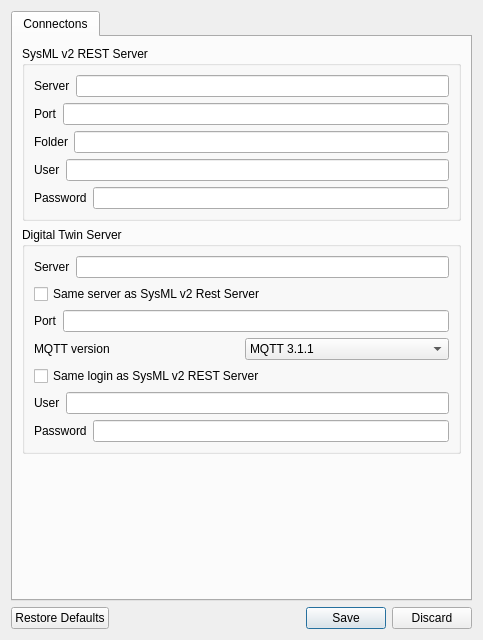
The window that DTClient/ui/SettingsDialog.ui (Protestator-Research/Digital-Twin) describes before a commit, drawn with Qt 5.
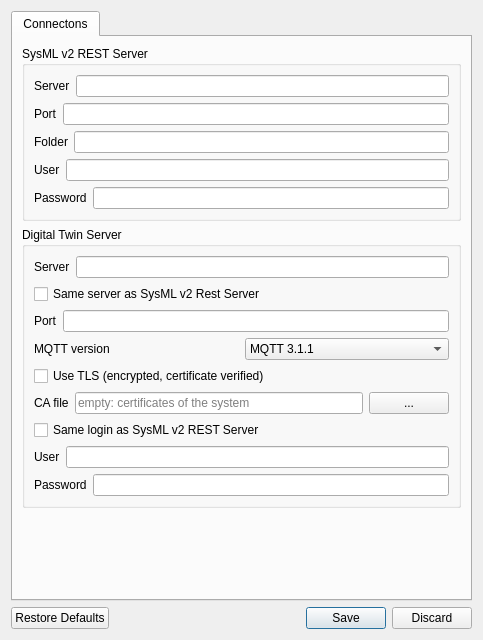
The same window after the commit.

The edit to the form file:
```diff
--- a/DTClient/ui/SettingsDialog.ui
+++ b/DTClient/ui/SettingsDialog.ui
@@ -185,6 +185,44 @@
             </item>
            </layout>
           </item>
+          <item>
+           <widget class="QCheckBox" name="UseTlsCheckBox">
+            <property name="toolTip">
+             <string>Encrypts the connection. The certificate of the server and its host name are always verified. A server that is run with Let's Encrypt certificates usually listens on port 8883 and has to be addressed by the host name of its certificate, not by IP address. A scheme in the server field (ssl://, mqtts://, tls://) also turns TLS on, and then the CA file below is used as well. IPv6 addresses in brackets do not work with TLS.</string>
+            </property>
+            <property name="text">
+             <string>Use TLS (encrypted, certificate verified)</string>
+            </property>
+           </widget>
+          </item>
+          <item>
+           <layout class="QHBoxLayout" name="horizontalLayout_cafile">
+            <item>
+             <widget class="QLabel" name="label_cafile">
+              <property name="text">
+               <string>CA file</string>
+              </property>
+             </widget>
+            </item>
+            <item>
+             <widget class="QLineEdit" name="CaFileLineEdit">
+              <property name="toolTip">
+               <string>Optional PEM file with the certificates of the CA that signed the server certificate (a private CA). It is used whenever the connection uses TLS: with the checkbox above or with a TLS scheme (ssl://, mqtts://, tls://) in the server field. If it is set, only these certificates are trusted, not the certificates of the system. Empty: the certificates of the system.</string>
+              </property>
+              <property name="placeholderText">
+               <string>empty: certificates of the system</string>
+              </property>
+             </widget>
+            </item>
+            <item>
+             <widget class="QPushButton" name="CaFileBrowseButton">
+              <property name="text">
+               <string>...</string>
+              </property>
+             </widget>
+            </item>
+           </layout>
+          </item>
           <item>
            <widget class="QCheckBox" name="SameLoginCheckBox">
             <property name="text">
```
